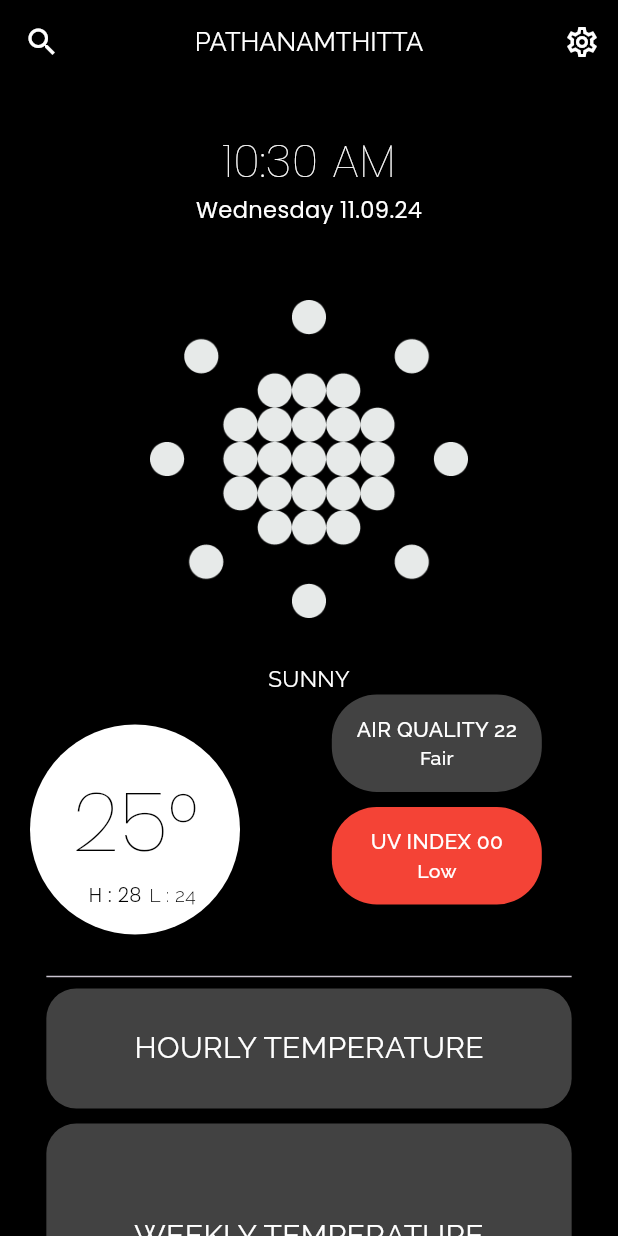
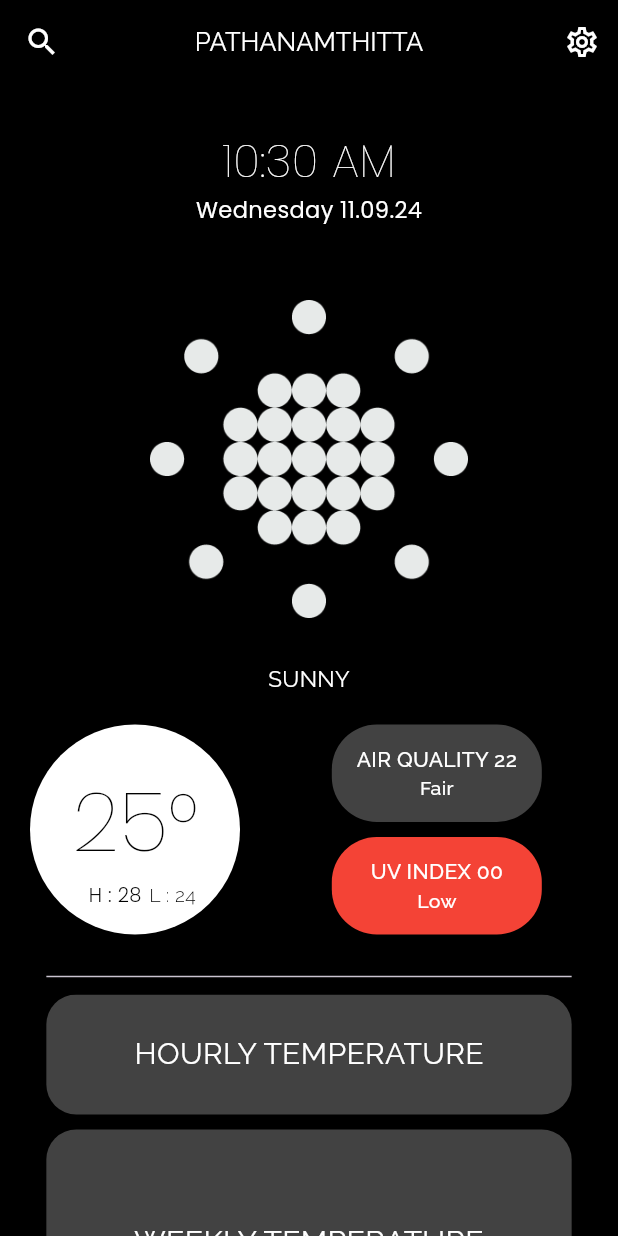
Before and after one commit to ashwinkn2004/WeatherApp, a Flutter app: the screen it shows after launch, on a phone screen of 412 x 824 dp. Run offline on Flutter 3.47's test engine with Material 3 defaults, Android fonts, the phone set to English and light mode, and no system bars; our stand-ins replace google_fonts.

Commit message:
phase 1 almost done

```diff
--- a/lib/homeScreen.dart
+++ b/lib/homeScreen.dart
@@ -81,11 +81,13 @@ class _HomeScreenState extends State<HomeScreen> {
           SliverPersistentHeader(
             pinned: true,
             delegate: _SliverAppBarDelegate(
-              minHeight: 180.0, // Min height when pinned
-              maxHeight: 180.0, // Max height when not pinned
+              minHeight: 196.0, // Min height when pinned
+              maxHeight: 200.0, // Max height when not pinned
               child: Container(
                 color: Colors.black,
-                child: Row(
+                child: Column(
+                  children: [
+                    Row(
                       children: [
                         Padding(
                           padding: const EdgeInsets.all(20),
@@ -207,6 +209,12 @@ class _HomeScreenState extends State<HomeScreen> {
                         ),
                       ],
                     ),
+                    SizedBox(
+                      width: MediaQuery.of(context).size.width * .85,
+                      child: const Divider(),
+                    ),
+                  ],
+                ),
               ),
             ),
           ),
@@ -214,10 +222,10 @@ class _HomeScreenState extends State<HomeScreen> {
           SliverToBoxAdapter(
             child: Column(
               children: [
-                SizedBox(
+                /*SizedBox(
                   width: MediaQuery.of(context).size.width * .85,
                   child: const Divider(),
-                ),
+                ),*/
                 Container(
                   height: 80,
                   width: MediaQuery.of(context).size.width * .85,
@@ -343,6 +351,62 @@ class _HomeScreenState extends State<HomeScreen> {
                     ),
                   ],
                 ),
+                Row(
+                  children: [
+                    SizedBox(
+                      height: MediaQuery.of(context).size.height * .25,
+                    ),
+                    SizedBox(
+                      width: MediaQuery.of(context).size.height * .04,
+                    ),
+                    Container(
+                      height: 150,
+                      width: 150,
+                      decoration: BoxDecoration(
+                        color: Colors.grey[800],
+                        borderRadius: BorderRadius.circular(20),
+                      ),
+                      child: Center(
+                        child: Text('SUNSET / RISE TIME WITH IMAGE',
+                            style: GoogleFonts.raleway(
+                              color: Colors.white,
+                              fontSize: 20,
+                            )),
+                      ),
+                    ),
+                    SizedBox(
+                      width: MediaQuery.of(context).size.height * .04,
+                    ),
+                    Container(
+                      height: 150,
+                      width: 150,
+                      decoration: const BoxDecoration(
+                        color: Colors.red,
+                        shape: BoxShape.circle,
+                      ),
+                      child: Column(
+                        mainAxisAlignment: MainAxisAlignment.center,
+                        children: [
+                          Text(
+                            'FEELS LIKE',
+                            style: GoogleFonts.raleway(
+                              color: Colors.white,
+                              fontSize: 14,
+                            ),
+                          ),
+                          Text(
+                            "25°",
+                            style: GoogleFonts.poppins(
+                              color: Colors.white,
+                              fontSize: 60,
+                              fontWeight: FontWeight.w200,
+                            ),
+                          ),
+                        ],
+                      ),
+                    )
+                  ],
+                )
               ],
             ),
           ),
@@ -370,7 +434,8 @@ class _SliverAppBarDelegate extends SliverPersistentHeaderDelegate {
   double get maxExtent => maxHeight;
 
   @override
-  Widget build(BuildContext context, double shrinkOffset, bool overlapsContent) {
+  Widget build(
+      BuildContext context, double shrinkOffset, bool overlapsContent) {
     return SizedBox.expand(child: child);
   }
 
```
Lines whose indentation alone changed are shown as unchanged.
